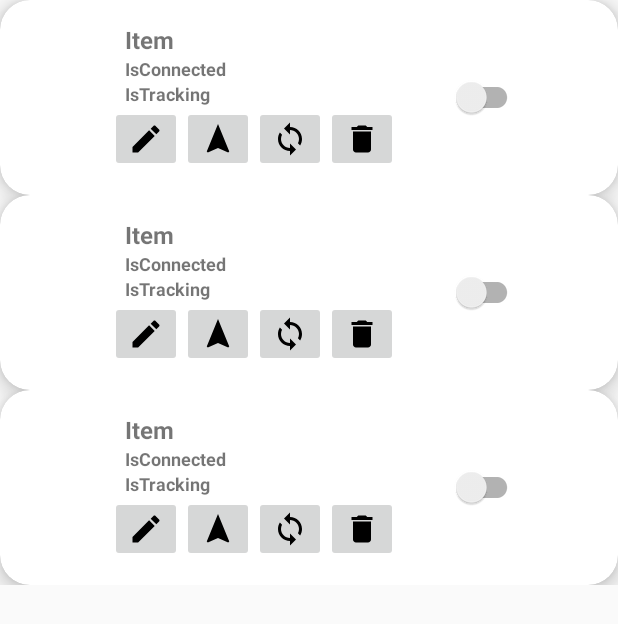
After one commit to Haibhailie/BlueRadar, an Android app: the layout fragment_devices.xml on its own in the app's theme, with its tools: preview values and no code run, on a phone screen of 412 x 824 dp. The commit adds this screen. Shown: the top 624 px of the screen. Run offline under Robolectric (Android 15) with nearby library versions, the phone set to English and light mode, and no system bars.

Commit message:
RecyclerView devices screen complete minus buttons

```diff
--- a/app/build.gradle
+++ b/app/build.gradle
@@ -55,6 +55,10 @@ dependencies {
 
     implementation 'de.hdodenhof:circleimageview:3.1.0'
 
+    //Recycler and Card view implementations
+    implementation 'androidx.recyclerview:recyclerview:1.2.1'
+    implementation 'androidx.cardview:cardview:1.0.0'
+
     //Material UI Implementation
     implementation "com.google.android.material:material:$version"
 
--- /dev/null
+++ b/app/src/main/res/drawable/ic_baseline_delete_24.xml
@@ -0,0 +1,5 @@
+<vector android:height="24dp" android:tint="#000000"
+    android:viewportHeight="24" android:viewportWidth="24"
+    android:width="24dp" xmlns:android="http://schemas.android.com/apk/res/android">
+    <path android:fillColor="@android:color/white" android:pathData="M6,19c0,1.1 0.9,2 2,2h8c1.1,0 2,-0.9 2,-2V7H6v12zM19,4h-3.5l-1,-1h-5l-1,1H5v2h14V4z"/>
+</vector>
--- /dev/null
+++ b/app/src/main/res/drawable/ic_baseline_edit_24.xml
@@ -0,0 +1,5 @@
+<vector android:height="24dp" android:tint="#000000"
+    android:viewportHeight="24" android:viewportWidth="24"
+    android:width="24dp" xmlns:android="http://schemas.android.com/apk/res/android">
+    <path android:fillColor="@android:color/white" android:pathData="M3,17.25V21h3.75L17.81,9.94l-3.75,-3.75L3,17.25zM20.71,7.04c0.39,-0.39 0.39,-1.02 0,-1.41l-2.34,-2.34c-0.39,-0.39 -1.02,-0.39 -1.41,0l-1.83,1.83 3.75,3.75 1.83,-1.83z"/>
+</vector>
--- /dev/null
+++ b/app/src/main/res/drawable/ic_baseline_sync_24.xml
@@ -0,0 +1,5 @@
+<vector android:height="24dp" android:tint="#000000"
+    android:viewportHeight="24" android:viewportWidth="24"
+    android:width="24dp" xmlns:android="http://schemas.android.com/apk/res/android">
+    <path android:fillColor="@android:color/white" android:pathData="M12,4L12,1L8,5l4,4L12,6c3.31,0 6,2.69 6,6 0,1.01 -0.25,1.97 -0.7,2.8l1.46,1.46C19.54,15.03 20,13.57 20,12c0,-4.42 -3.58,-8 -8,-8zM12,18c-3.31,0 -6,-2.69 -6,-6 0,-1.01 0.25,-1.97 0.7,-2.8L5.24,7.74C4.46,8.97 4,10.43 4,12c0,4.42 3.58,8 8,8v3l4,-4 -4,-4v3z"/>
+</vector>
--- /dev/null
+++ b/app/src/main/res/layout/devices_card.xml
@@ -0,0 +1,98 @@
+<?xml version="1.0" encoding="utf-8"?>
+<androidx.cardview.widget.CardView xmlns:android="http://schemas.android.com/apk/res/android"
+    xmlns:app="http://schemas.android.com/apk/res-auto"
+    android:layout_width="match_parent"
+    android:layout_height="wrap_content"
+    android:gravity="center"
+    app:cardCornerRadius="20dp"
+    app:cardElevation="8dp">
+
+    <LinearLayout
+        android:layout_width="match_parent"
+        android:layout_height="wrap_content"
+        android:gravity="center_horizontal"
+        android:paddingTop="15dp"
+        android:paddingBottom="15dp">
+
+        <LinearLayout
+            android:layout_width="wrap_content"
+            android:layout_height="wrap_content"
+            android:gravity="center_vertical"
+            android:orientation="horizontal">
+
+            <LinearLayout
+                android:layout_width="match_parent"
+                android:layout_height="wrap_content"
+                android:layout_marginStart="10dp"
+                android:layout_marginEnd="10dp"
+                android:orientation="vertical">
+
+                <TextView
+                    android:id="@+id/deviceNameTextView"
+                    android:layout_width="wrap_content"
+                    android:layout_height="wrap_content"
+                    android:layout_marginStart="10dp"
+                    android:text="Item"
+                    android:textSize="16sp"
+                    android:textStyle="bold" />
+
+                <TextView
+                    android:id="@+id/deviceStatusTextView"
+                    android:layout_width="wrap_content"
+                    android:layout_height="wrap_content"
+                    android:layout_marginStart="10dp"
+                    android:text="IsConnected"
+                    android:textSize="12sp"
+                    android:textStyle="bold" />
+
+                <TextView
+
+                    android:id="@+id/deviceTrackingTextView"
+                    android:layout_width="wrap_content"
+                    android:layout_height="wrap_content"
+                    android:layout_marginStart="10dp"
+                    android:text="IsTracking"
+                    android:textSize="12sp"
+                    android:textStyle="bold" />
+
+
+                <LinearLayout
+                    android:layout_width="wrap_content"
+                    android:layout_height="wrap_content">
+
+                    <ImageButton
+                        android:id="@+id/editButton"
+                        android:layout_width="wrap_content"
+                        android:layout_height="wrap_content"
+                        android:src="@drawable/ic_baseline_edit_24" />
+
+                    <ImageButton
+                        android:id="@+id/navigateButton"
+                        android:layout_width="wrap_content"
+                        android:layout_height="wrap_content"
+                        android:src="@drawable/ic_baseline_navigation_24" />
+
+                    <ImageButton
+                        android:id="@+id/syncButton"
+                        android:layout_width="wrap_content"
+                        android:layout_height="wrap_content"
+                        android:src="@drawable/ic_baseline_sync_24" />
+
+                    <ImageButton
+                        android:id="@+id/deleteButton"
+                        android:layout_width="wrap_content"
+                        android:layout_height="wrap_content"
+                        android:src="@drawable/ic_baseline_delete_24" />
+                </LinearLayout>
+            </LinearLayout>
+
+            <com.google.android.material.switchmaterial.SwitchMaterial
+                android:id="@+id/trackingSwitch"
+                android:layout_width="wrap_content"
+                android:layout_height="wrap_content"
+                android:layout_marginStart="25dp" />
+        </LinearLayout>
+
+    </LinearLayout>
+
+</androidx.cardview.widget.CardView>
--- /dev/null
+++ b/app/src/main/res/layout/fragment_devices.xml
@@ -0,0 +1,22 @@
+<?xml version="1.0" encoding="utf-8"?>
+<ScrollView xmlns:android="http://schemas.android.com/apk/res/android"
+    android:layout_width="match_parent"
+    android:layout_height="match_parent">
+
+    <LinearLayout
+        xmlns:tools="http://schemas.android.com/tools"
+        android:layout_width="match_parent"
+        android:layout_height="wrap_content"
+        android:orientation="vertical"
+        android:gravity="center"
+        tools:context=".ui.devices.DevicesFragment"
+        >
+
+        <androidx.recyclerview.widget.RecyclerView
+            android:id="@+id/devicesRecycler"
+            android:layout_width="match_parent"
+            android:layout_height="match_parent"
+            tools:listitem="@layout/devices_card" />
+
+    </LinearLayout>
+</ScrollView>
--- a/app/src/main/res/navigation/mobile_navigation.xml
+++ b/app/src/main/res/navigation/mobile_navigation.xml
@@ -14,7 +14,7 @@
         android:id="@+id/navigation_devices"
         android:name="ca.sfu.BlueRadar.ui.devices.DevicesFragment"
         android:label="@string/title_devices"
-        tools:layout="@layout/fragment_home" />
+        tools:layout="@layout/fragment_devices" />
     <fragment
         android:id="@+id/navigation_map"
         android:name="ca.sfu.BlueRadar.ui.map.MapFragment"
```
Also changed, not shown: app/src/main/java/ca/sfu/BlueRadar/ui/devices/DeviceListAdapter.kt (deleted, +0 -77 lines), app/src/main/java/ca/sfu/BlueRadar/ui/devices/DeviceRecyclerAdapter.kt (added, +83 -0 lines), app/src/main/java/ca/sfu/BlueRadar/ui/devices/DevicesFragment.kt (+60 -51 lines), app/src/main/res/layout/device_layout_adapter.xml (deleted, +0 -21 lines), app/src/main/res/layout/fragment_home.xml (deleted, +0 -37 lines).
